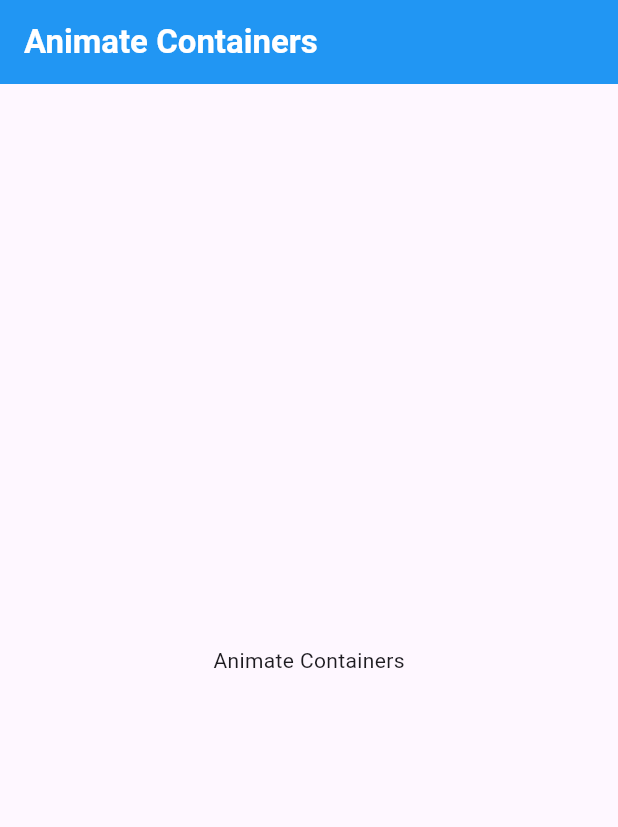
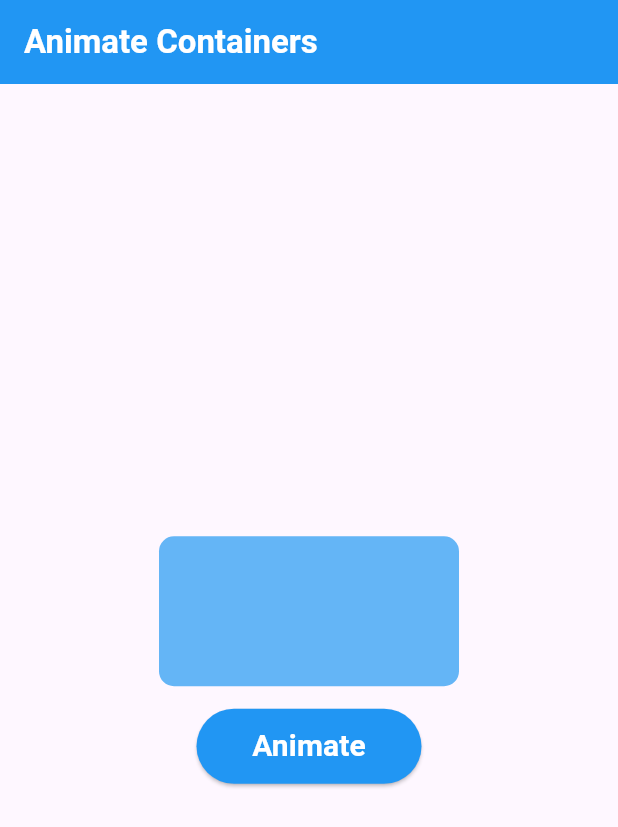
Before and after one commit to alhasann351/animate_containers, a Flutter app: the screen it shows after launch, on a phone screen of 412 x 824 dp. Shown: the top 827 px of the screen. Run offline on Flutter 3.47's test engine with Material 3 defaults, Android fonts, the phone set to English and light mode, and no system bars.

Commit message:
animated-container-added

```diff
--- a/lib/main.dart
+++ b/lib/main.dart
@@ -24,6 +24,16 @@ class MyHomePage extends StatefulWidget {
 }
 
 class _MyHomePageState extends State<MyHomePage> {
+
+  var _height = 100.0;
+  var _width = 200.0;
+  bool flag = true;
+  //Color animatedContainerColor = Colors.blue[300]!;
+  Decoration _animatedContainerBoxDecoration = BoxDecoration(
+    borderRadius: BorderRadius.circular(10),
+    color: Colors.blue[300]!,
+  );
+
   @override
   Widget build(BuildContext context) {
     return Scaffold(
@@ -38,13 +48,57 @@ class _MyHomePageState extends State<MyHomePage> {
           ),
         ),
       ),
-      body: const Center(
+      body: Center(
         child: Column(
           mainAxisAlignment: MainAxisAlignment.center,
           children: [
-            Text(
-              'Animate Containers',
+            AnimatedContainer(
+              height: _height,
+              width: _width,
+              curve: Curves.easeInOutCubic,
+              decoration: _animatedContainerBoxDecoration,
+              duration: const Duration(seconds: 2),
             ),
+            const SizedBox(
+              height: 15,
+            ),
+            SizedBox(
+                height: 50,
+                width: 150,
+                child: ElevatedButton(
+                  style: ElevatedButton.styleFrom(backgroundColor: Colors.blue),
+                  onPressed: () {
+                    setState(() {
+                      if(flag){
+                        _height = 200.0;
+                        _width = 150.0;
+                        //animatedContainerColor = Colors.blue;
+                        _animatedContainerBoxDecoration = BoxDecoration(
+                          borderRadius: BorderRadius.circular(20),
+                          color: Colors.blue,
+                        );
+                        flag = false;
+                      }else{
+                        _height = 100.0;
+                        _width = 200.0;
+                        //animatedContainerColor = Colors.blue[300]!;
+                        _animatedContainerBoxDecoration = BoxDecoration(
+                          borderRadius: BorderRadius.circular(10),
+                          color: Colors.blue[300]!,
+                        );
+                        flag = true;
+                      }
+                    });
+                  },
+                  child: const Text(
+                    'Animate',
+                    style: TextStyle(
+                      fontSize: 20,
+                      color: Colors.white,
+                      fontWeight: FontWeight.bold,
+                    ),
+                  ),
+                )),
           ],
         ),
       ),
```
